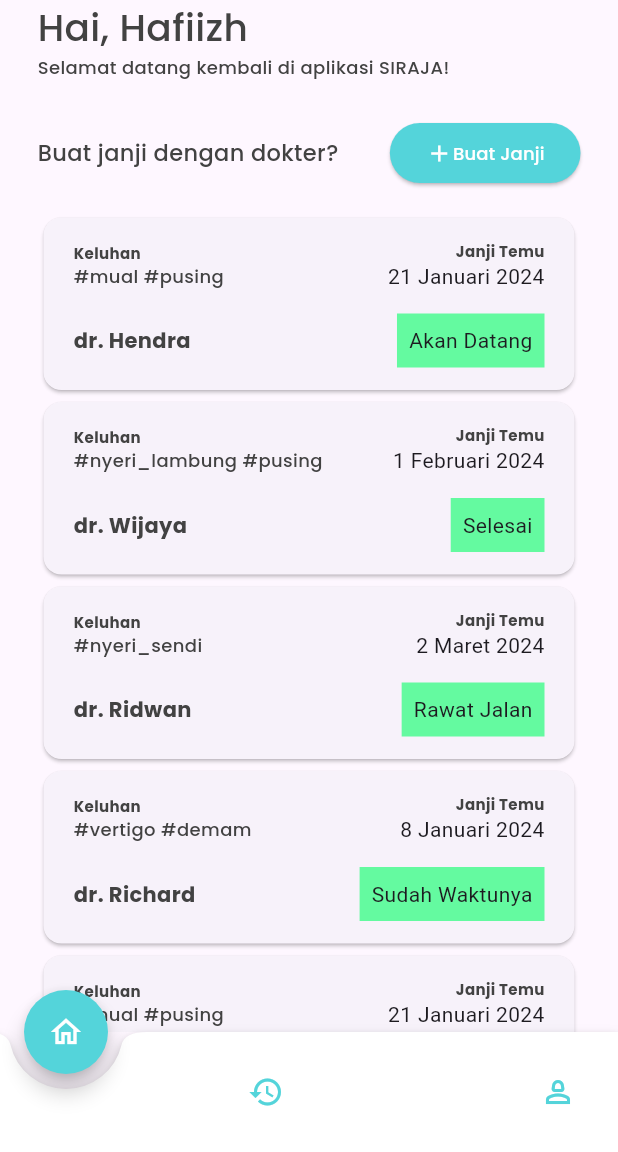
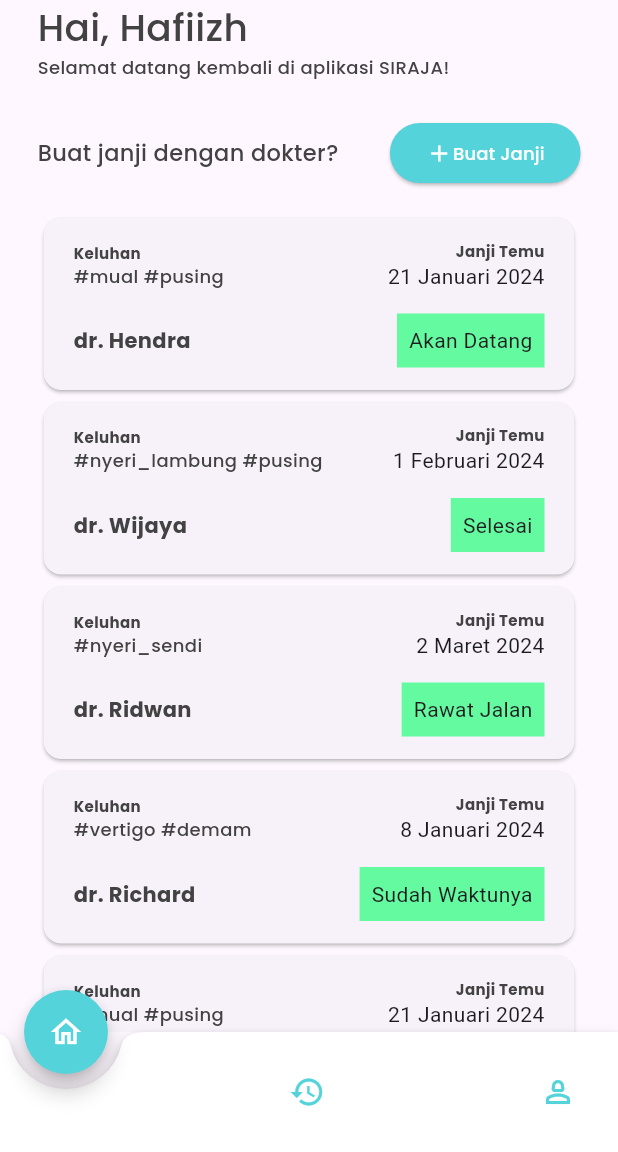
Before and after one commit to FITurnip/tubes_provis, a Flutter app: the screen it shows after launch, scrolled down 437 dp, after a tap on the "history" icon, after a tap on the "home" icon, on a phone screen of 412 x 824 dp, the part 84-1236 px from its top. Run offline on Flutter 3.47's test engine with Material 3 defaults, Android fonts, the phone set to English and light mode, and no system bars; our stand-ins replace flutter_svg_provider, google_fonts, qr_flutter, table_calendar.

Commit message:
fixing padding ratio

```diff
--- a/lib/Widget/bottom_nav.dart
+++ b/lib/Widget/bottom_nav.dart
@@ -59,7 +59,7 @@ class _BottomNavState extends State<BottomNav> {
             Icons.home_outlined,
             color: Colors.white,
           );
-          dynamicPaddingLeft = MediaQuery.of(context).size.width / 3;
+          dynamicPaddingLeft = 2 * MediaQuery.of(context).size.width / 5;
           dynamicPaddingRight = 0;
           break;
         case 1:
@@ -78,7 +78,7 @@ class _BottomNavState extends State<BottomNav> {
             color: Colors.white,
           );
           dynamicPaddingLeft = 0;
-          dynamicPaddingRight = MediaQuery.of(context).size.width / 3;
+          dynamicPaddingRight = 2 * MediaQuery.of(context).size.width / 5;
           break;
         default:
       }
@@ -115,7 +115,7 @@ class _BottomNavState extends State<BottomNav> {
             if (_currentIndex != 0)
               AnimatedPadding(
                 padding: EdgeInsets.only(
-                    left: dynamicPaddingLeft, right: dynamicPaddingRight),
+                    left: dynamicPaddingLeft),
                 duration: Duration(milliseconds: 200),
                 curve: Curves.easeOut,
                 child: IconButton(
@@ -149,7 +149,7 @@ class _BottomNavState extends State<BottomNav> {
             if (_currentIndex != 2)
               AnimatedPadding(
                 padding: EdgeInsets.only(
-                    left: dynamicPaddingLeft, right: dynamicPaddingRight),
+                    right: dynamicPaddingRight),
                 duration: Duration(milliseconds: 200),
                 curve: Curves.easeOut,
                 child: IconButton(
```
